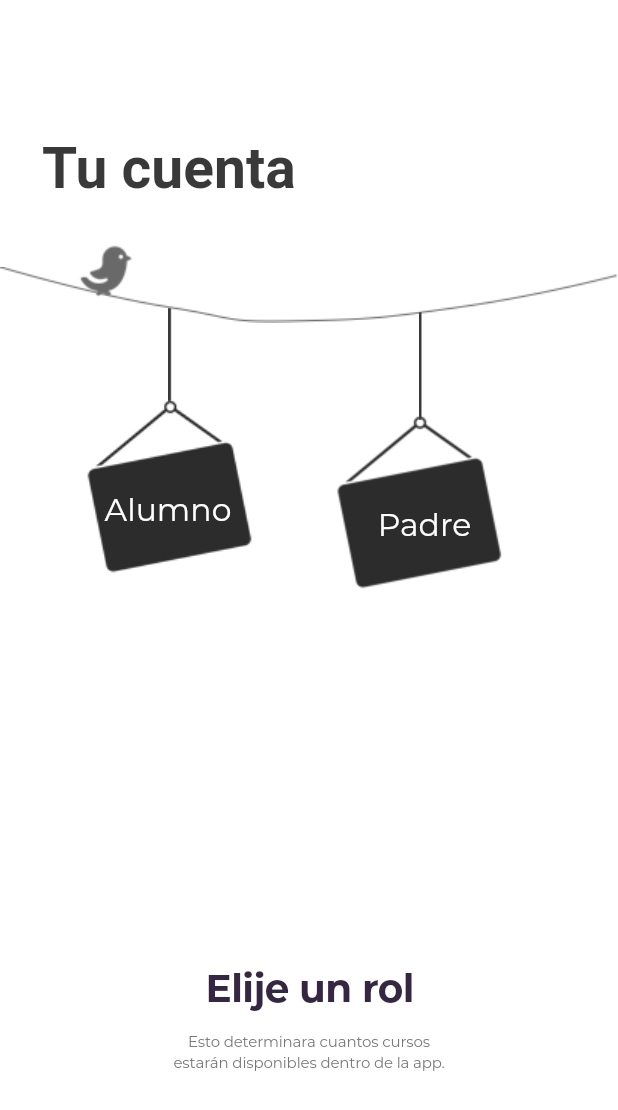
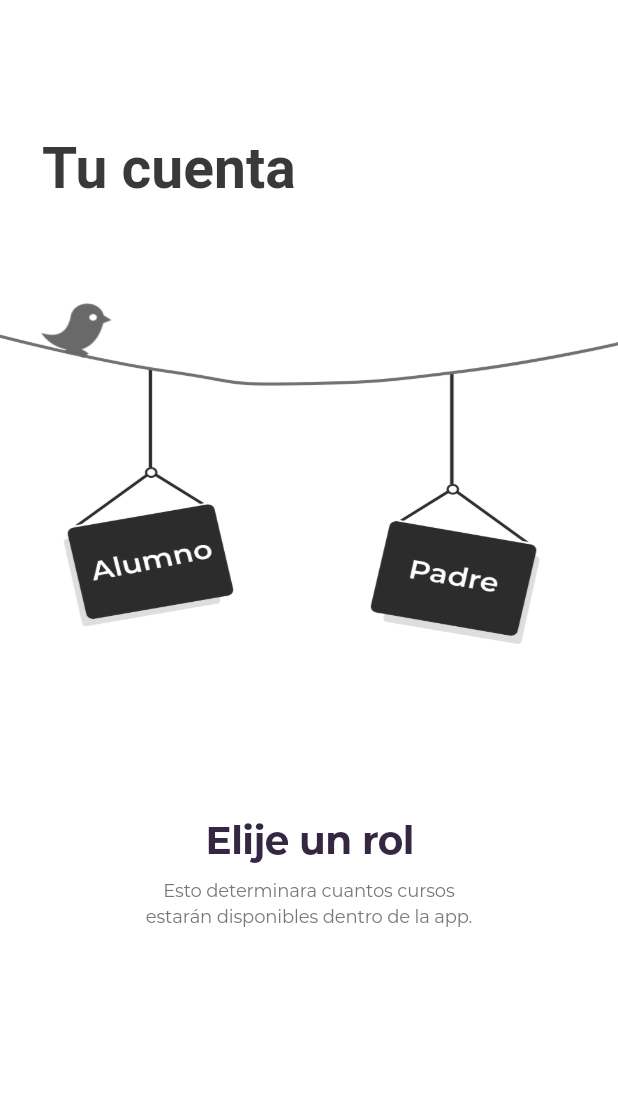
Before and after one commit to bautitravella/main_screens, a Flutter app: the ElijeUnRolWidget screen opened directly, on a phone screen of 412 x 824 dp. Shown: the top 1110 px of the screen. Run offline on Flutter 3.47's test engine with Material 2 defaults, Android fonts, the phone set to English and light mode, and no system bars.

Commit message:
elegir rol new constrains y un nuevo asset como imagen de alumno y padre

```diff
--- a/lib/elije_un_rol_widget/elije_un_rol_widget.dart
+++ b/lib/elije_un_rol_widget/elije_un_rol_widget.dart
@@ -4,14 +4,6 @@ import 'package:flutterui/values/values.dart';
 
 
 class ElijeUnRolWidget extends StatelessWidget {
-
-  void onAlumnoPressed(BuildContext context) {
-
-  }
-
-  void onPadrePressed(BuildContext context) {
-
-  }
 
   void onViewValueChanged(BuildContext context) {
 
@@ -21,6 +13,7 @@ class ElijeUnRolWidget extends StatelessWidget {
   Widget build(BuildContext context) {
 
     return Scaffold(
+      resizeToAvoidBottomInset: false,
       body: Container(
         constraints: BoxConstraints.expand(),
         decoration: BoxDecoration(
@@ -37,149 +30,26 @@ class ElijeUnRolWidget extends StatelessWidget {
                   "Tu cuenta",
                   textAlign: TextAlign.left,
                   style: TextStyle(
-                    color: AppColors.accentText,
+                    color: Color.fromARGB(255, 57, 57, 57),
                     fontWeight: FontWeight.w400,
                     fontSize: 38,
                   ),
                 ),
               ),
             ),
-            Expanded(
-              flex: 1,
-              child: Container(
-                margin: EdgeInsets.only(top: 25, bottom: 70),
-                child: Stack(
-                  alignment: Alignment.center,
-                  children: [
-                    Positioned(
-                      left: 49,
-                      top: 0,
+            Container(
+              height: 285,
+              margin: EdgeInsets.only(top: 50),
+                child: AspectRatio(
+                  aspectRatio: 177 / 140,
               child: Image.asset(
-                        "assets/images/icons8-bird-100px-1.png",
-                        fit: BoxFit.none,
-                      ),
-                    ),
-                    Positioned(
-                      left: 0,
-                      top: 18,
-                      right: 0,
-                      child: Image.asset(
-                        "assets/images/path-1544.png",
-                        fit: BoxFit.contain,
-                      ),
-                    ),
-                    Positioned(
-                      left: 44,
-                      top: 45,
-                      right: 130,
-                      bottom: 30,
-                      child: Row(
-                        crossAxisAlignment: CrossAxisAlignment.stretch,
-                        children: [
-                          Expanded(
-                            flex: 1,
-                            child: Container(
-                              margin: EdgeInsets.only(right: 95),
-                              child: Stack(
-                                children: [
-                                  Positioned(
-                                    left: 68,
-                                    top: 0,
-                                    child: Image.asset(
-                                      "assets/images/path-1545.png",
-                                      fit: BoxFit.contain,
-                                    ),
-                                  ),
-                                  Positioned(
-                                    left: -26,
-                                    top: 24,
-                                    right: -25,
-                                    child: Image.asset(
-                                      "assets/images/8e5cfd48fd69252a2f2c90178d05768e.png",
-                                      fit: BoxFit.none,
-                                    ),
-                                  ),
-                                  Positioned(
-                                    left: 24,
-                                    top: 111,
-                                    child: FlatButton(
-                                      onPressed: () => this.onAlumnoPressed(context),
-                                      color: Color.fromARGB(0, 0, 0, 0),
-                                      shape: RoundedRectangleBorder(
-                                        borderRadius: BorderRadius.all(Radius.circular(0)),
-                                      ),
-                                      textColor: Color.fromARGB(255, 255, 255, 255),
-                                      padding: EdgeInsets.all(0),
-                                      highlightColor: Colors.transparent,
-                                      child: Text(
-                                        "Alumno",
-                                        textAlign: TextAlign.center,
-                                        style: TextStyle(
-                                          color: Color.fromARGB(255, 255, 255, 255),
-                                          fontFamily: "Montserrat",
-                                          fontWeight: FontWeight.w400,
-                                          fontSize: 21,
-                                        ),
-                                      ),
-                                    ),
-                                  ),
-                                ],
-                              ),
-                            ),
-                          ),
-                          Align(
-                            alignment: Alignment.topLeft,
-                            child: Container(
-                              width: 3,
-                              height: 72,
-                              margin: EdgeInsets.only(top: 3),
-                              child: Image.asset(
-                                "assets/images/path-1546.png",
-                                fit: BoxFit.none,
-                              ),
-                            ),
-                          ),
-                        ],
-                      ),
-                    ),
-                    Positioned(
-                      top: 106,
-                      right: 63,
-                      child: Image.asset(
-                        "assets/images/8e5cfd48fd69252a2f2c90178d05768e.png",
-                        fit: BoxFit.none,
-                      ),
-                    ),
-                    Positioned(
-                      top: 166,
-                      right: 85,
-                      child: FlatButton(
-                        onPressed: () => this.onPadrePressed(context),
-                        color: Color.fromARGB(0, 0, 0, 0),
-                        shape: RoundedRectangleBorder(
-                          borderRadius: BorderRadius.all(Radius.circular(0)),
-                        ),
-                        textColor: Color.fromARGB(255, 255, 255, 255),
-                        padding: EdgeInsets.all(0),
-                        highlightColor: Colors.transparent,
-                        child: Text(
-                          "Padre",
-                          textAlign: TextAlign.center,
-                          style: TextStyle(
-                            color: Color.fromARGB(255, 255, 255, 255),
-                            fontFamily: "Montserrat",
-                            fontWeight: FontWeight.w400,
-                            fontSize: 21,
-                          ),
-                        ),
-                      ),
-                    ),
-                  ],
+                "assets/images/cartel.png",
+                fit: BoxFit.fill,
               ),
             ),
             ),
             Container(
-              margin: EdgeInsets.only(left: 111, top: 70, right: 110),
+              margin: EdgeInsets.only(left: 111, top: 74, right: 110),
               child: Text(
                 "Elije un rol",
                 textAlign: TextAlign.center,
@@ -192,10 +62,8 @@ class ElijeUnRolWidget extends StatelessWidget {
                 ),
               ),
             ),
-            Align(
-              alignment: Alignment.topCenter,
-              child: Container(
-                margin: EdgeInsets.only(top: 12),
+            Container(
+              margin: EdgeInsets.only(left: 90, top: 9, right: 90),
               child: Text(
                 "Esto determinara cuantos cursos \nestarán disponibles dentro de la app.",
                 textAlign: TextAlign.center,
@@ -203,16 +71,16 @@ class ElijeUnRolWidget extends StatelessWidget {
                   color: Color.fromARGB(255, 118, 118, 118),
                   fontFamily: "Montserrat",
                   fontWeight: FontWeight.w400,
-                    fontSize: 10,
+                  fontSize: 12,
                   letterSpacing: -0.1,
                   height: 1.4,
                 ),
               ),
             ),
-            ),
+            Spacer(),
             Container(
               height: 37,
-              margin: EdgeInsets.only(left: 137, right: 137, bottom: 72),
+              margin: EdgeInsets.only(left: 141, right: 134, bottom: 62),
               child: Container(),
             ),
           ],
--- a/lib/verificacion_widget/verificacion_widget.dart
+++ b/lib/verificacion_widget/verificacion_widget.dart
@@ -10,6 +10,7 @@ class VerificacionWidget extends StatelessWidget {
   @override
   Widget build(BuildContext context) {
     return Scaffold(
+      resizeToAvoidBottomInset: false,
       body: Container(
         constraints: BoxConstraints.expand(),
         decoration: BoxDecoration(
```
Also changed, not shown: assets/images/cartel.png (added). Lines whose indentation alone changed are shown as unchanged.
